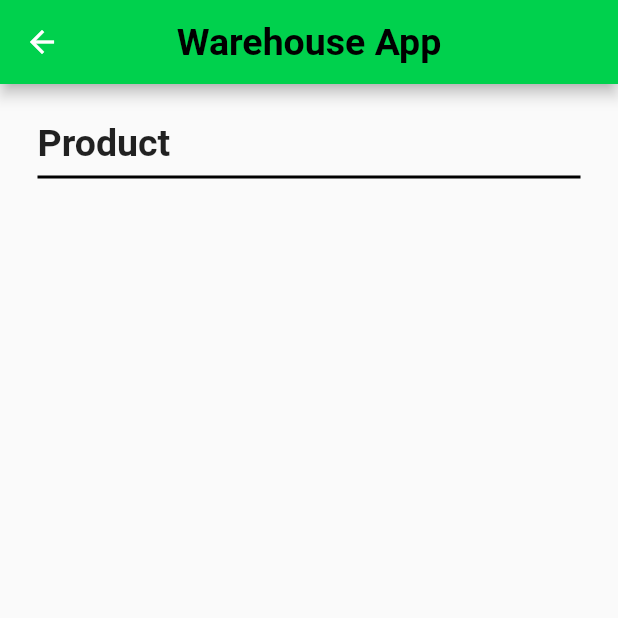
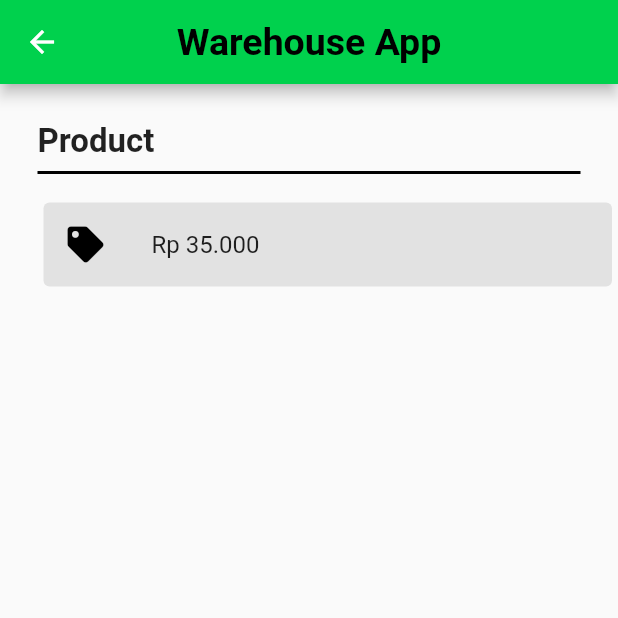
Before and after one commit to RezaTrist/warehouse_app, a Flutter app: the ProductPage screen opened by its route, after a tap on "Vitamin D3", on a phone screen of 412 x 824 dp, the top half of it. Run offline on Flutter 3.47's test engine with Material 2 defaults, Android fonts, the phone set to English and light mode, and no system bars; our stand-ins replace firebase_auth, firebase_core, font_awesome_flutter; accounts and stored records are empty.

Commit message:
Bug Fixes

```diff
--- a/lib/main.dart
+++ b/lib/main.dart
@@ -41,7 +41,7 @@ class MyApp extends StatelessWidget {
         }
       },
       initialRoute:
-          FirebaseAuth.instance.currentUser == null ? '/login' : '/dashboard',
+          FirebaseAuth.instance.currentUser == null ? '/welcome' : '/dashboard',
     );
   }
 }
--- a/lib/views/dashboard/dashboard_page.dart
+++ b/lib/views/dashboard/dashboard_page.dart
@@ -51,7 +51,7 @@ class _DashboardPageState extends State<DashboardPage> {
                 Text(
                   'Dashboard',
                   style: TextStyle(
-                    fontSize: 25,
+                    fontSize: 22,
                     fontWeight: FontWeight.w600,
                   ),
                 ),
--- a/lib/views/dashboard/product/detail_product/detail_product_page.dart
+++ b/lib/views/dashboard/product/detail_product/detail_product_page.dart
@@ -1,5 +1,6 @@
 import 'package:flutter/cupertino.dart';
 import 'package:flutter/material.dart';
+import 'package:font_awesome_flutter/font_awesome_flutter.dart';
 
 class DetailProductPage extends StatefulWidget {
   const DetailProductPage({Key? key}) : super(key: key);
@@ -24,7 +25,8 @@ class _DetailProductPageState extends State<DetailProductPage> {
         centerTitle: true,
         backgroundColor: Color.fromRGBO(0, 209, 77, 1),
       ),
-      body: Center(
+      body: SingleChildScrollView(
+        child: Center(
           child: Container(
             child: Padding(
               padding: const EdgeInsets.only(
@@ -38,7 +40,7 @@ class _DetailProductPageState extends State<DetailProductPage> {
                   Text(
                     'Product',
                     style: TextStyle(
-                    fontSize: 25,
+                      fontSize: 22,
                       fontWeight: FontWeight.w600,
                     ),
                   ),
@@ -47,7 +49,33 @@ class _DetailProductPageState extends State<DetailProductPage> {
                     endIndent: 25,
                     thickness: 2,
                   ),
+                  // HARGA PRODUCT
+                  Padding(
+                    padding: EdgeInsets.only(
+                      top: 8,
+                    ),
+                    child: Card(
+                      color: Color.fromRGBO(226, 226, 226, 1),
+                      elevation: 0,
+                      child: Column(
+                        mainAxisSize: MainAxisSize.min,
+                        children: <Widget>[
+                          const ListTile(
+                            leading: Icon(
+                              FontAwesomeIcons.tag,
+                              color: Colors.black,
+                            ),
+                            title: Text(
+                              'Rp 35.000',
+                              style: TextStyle(fontSize: 16),
+                            ),
+                          ),
                         ],
+                      ),
+                    ),
+                  ),
+                ],
+              ),
             ),
           ),
         ),
--- a/lib/views/dashboard/product/product_page.dart
+++ b/lib/views/dashboard/product/product_page.dart
@@ -41,7 +41,7 @@ class _ProductPageState extends State<ProductPage> {
                   Text(
                     'Product',
                     style: TextStyle(
-                      fontSize: 25,
+                      fontSize: 22,
                       fontWeight: FontWeight.w600,
                     ),
                   ),
@@ -69,8 +69,8 @@ class _ProductPageState extends State<ProductPage> {
                           );
                         },
                         child: SizedBox(
-                          width: 320,
-                          height: 100,
+                          width: 330,
+                          height: 80,
                           child: Column(
                             mainAxisAlignment: MainAxisAlignment.center,
                             children: [
@@ -104,8 +104,8 @@ class _ProductPageState extends State<ProductPage> {
                       child: InkWell(
                         onTap: () {},
                         child: SizedBox(
-                          width: 320,
-                          height: 100,
+                          width: 330,
+                          height: 80,
                           child: Column(
                             mainAxisAlignment: MainAxisAlignment.center,
                             children: [
```
Lines whose indentation alone changed are shown as unchanged.
